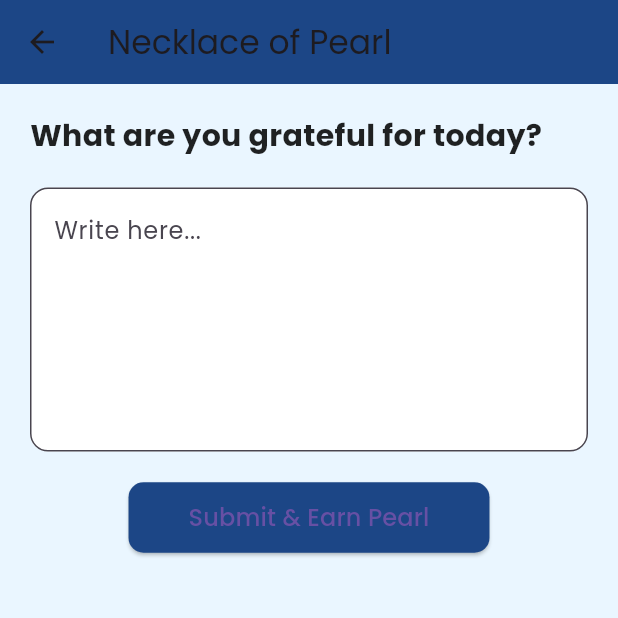
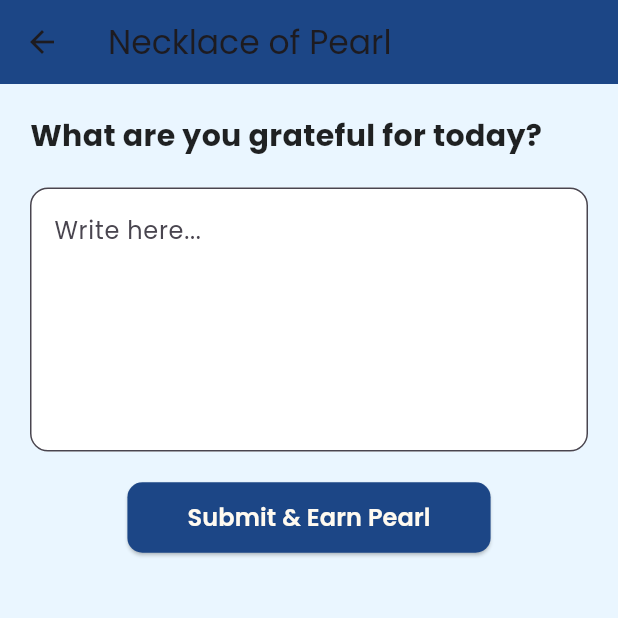
Before and after one commit to Renukakadam/Pearlify, a Flutter app: the NecklaceOfPearlScreen screen opened directly, after a tap on "Submit & Earn Pearl", on a phone screen of 412 x 824 dp, the top half of it. Run offline on Flutter 3.47's test engine with Material 3 defaults, Android fonts, the phone set to English and light mode, and no system bars; our stand-ins replace audioplayers, cloud_firestore, confetti, firebase_auth, firebase_core, fl_chart and 2 more; accounts and stored records are empty.

Commit message:
Update necklace_of_pearl.dart

```diff
--- a/lib/necklace_of_pearl.dart
+++ b/lib/necklace_of_pearl.dart
@@ -1,6 +1,8 @@
 import 'package:flutter/material.dart';
 import 'package:cloud_firestore/cloud_firestore.dart';
 import 'package:firebase_auth/firebase_auth.dart';
+import 'package:confetti/confetti.dart';
+import 'dart:math';
 
 class NecklaceOfPearlScreen extends StatefulWidget {
   @override
@@ -8,9 +10,18 @@ class NecklaceOfPearlScreen extends StatefulWidget {
 }
 
 class _NecklaceOfPearlScreenState extends State<NecklaceOfPearlScreen> {
-
   final TextEditingController _controller = TextEditingController();
   bool isSubmitting = false;
+
+  final ConfettiController _confettiController =
+  ConfettiController(duration: const Duration(seconds: 3));
+
+  @override
+  void dispose() {
+    _controller.dispose();
+    _confettiController.dispose();
+    super.dispose();
+  }
 
   Future<void> submitGratitude() async {
     final user = FirebaseAuth.instance.currentUser;
@@ -27,25 +38,46 @@ class _NecklaceOfPearlScreenState extends State<NecklaceOfPearlScreen> {
         'timestamp': Timestamp.now(),
       });
 
-      // Increment pearl count
+      // Get current pearl and necklace count
+      final snapshot = await userDoc.get();
+      int currentPearlCount = snapshot.data()?['pearlCount'] ?? 0;
+      int currentNecklaceCount = snapshot.data()?['necklaceCount'] ?? 0;
+
+      int newPearlCount = currentPearlCount + 1;
+      int newNecklaceCount = currentNecklaceCount;
+
+      bool completedNecklace = false;
+
+      if (newPearlCount % 10 == 0) {
+        newNecklaceCount += 1;
+        completedNecklace = true;
+      }
+
       await userDoc.set({
-        'pearlCount': FieldValue.increment(1),
+        'pearlCount': newPearlCount,
+        'necklaceCount': newNecklaceCount,
       }, SetOptions(merge: true));
 
       _controller.clear();
 
-      // Get updated pearl count
-      final snapshot = await userDoc.get();
-      final pearlCount = snapshot.data()?['pearlCount'] ?? 1;
-      final pearlImagePath = 'assets/necklace/pearl_${pearlCount.clamp(1, 10)}.png';
+      // Get image and celebration data
+      final pearlImagePath = completedNecklace
+          ? 'assets/necklace/pearl_11.png'
+          : 'assets/necklace/pearl_${(newPearlCount % 10 == 0 ? 10 : newPearlCount % 10)}.png';
+
+      if (completedNecklace) {
+        _confettiController.play();
+      }
 
       showDialog(
         context: context,
-        builder: (context) => Dialog(
+        builder: (context) => Stack(
+          children: [
+            Dialog(
               backgroundColor: Colors.transparent,
               child: Container(
                 decoration: BoxDecoration(
-              color: Color(0xff142b47), // soft blue bg
+                  color: Color(0xff142b47),
                   borderRadius: BorderRadius.circular(30),
                   boxShadow: [
                     BoxShadow(
@@ -60,7 +92,9 @@ class _NecklaceOfPearlScreenState extends State<NecklaceOfPearlScreen> {
                   mainAxisSize: MainAxisSize.min,
                   children: [
                     Text(
-                  "✨ You earned a pearl!",
+                      completedNecklace
+                          ? "🌟 You completed your necklace!"
+                          : "✨ You earned a pearl!",
                       style: TextStyle(
                         fontSize: 24,
                         fontWeight: FontWeight.bold,
@@ -78,7 +112,9 @@ class _NecklaceOfPearlScreenState extends State<NecklaceOfPearlScreen> {
                     ),
                     SizedBox(height: 20),
                     Text(
-                  "Your pearl necklace just got a little shinier 🐚\nKeep going, beautiful soul!",
+                      completedNecklace
+                          ? "Your necklace is complete! Let this string of gratitude remind you of your beautiful journey 💖"
+                          : "Your pearl necklace just got a little shinier 🐚\nKeep going, beautiful soul!",
                       textAlign: TextAlign.center,
                       style: TextStyle(
                         fontSize: 16,
@@ -101,11 +137,29 @@ class _NecklaceOfPearlScreenState extends State<NecklaceOfPearlScreen> {
                 ),
               ),
             ),
+            if (completedNecklace)
+              Align(
+                alignment: Alignment.topCenter,
+                child: ConfettiWidget(
+                  confettiController: _confettiController,
+                  blastDirection: pi / 2,
+                  emissionFrequency: 0.05,
+                  numberOfParticles: 30,
+                  maxBlastForce: 25,
+                  minBlastForce: 10,
+                  gravity: 0.2,
+                  shouldLoop: false,
+                  colors: const [
+                    Colors.pinkAccent,
+                    Colors.lightBlue,
+                    Colors.yellow,
+                    Colors.white
+                  ],
+                ),
+              ),
+          ],
+        ),
       );
-
-
-
-
     } catch (e) {
       print("Error submitting gratitude: $e");
     } finally {
@@ -128,7 +182,8 @@ class _NecklaceOfPearlScreenState extends State<NecklaceOfPearlScreen> {
           children: [
             Text(
               "What are you grateful for today?",
-              style: TextStyle(fontSize: 20, fontWeight: FontWeight.bold, color: Colors.black87),
+              style: TextStyle(
+                  fontSize: 20, fontWeight: FontWeight.bold, color: Colors.black87),
             ),
             SizedBox(height: 20),
             TextField(
@@ -152,7 +207,14 @@ class _NecklaceOfPearlScreenState extends State<NecklaceOfPearlScreen> {
                 onPressed: isSubmitting ? null : submitGratitude,
                 child: isSubmitting
                     ? CircularProgressIndicator(color: Colors.white)
-                    : Text("Submit & Earn Pearl", style: TextStyle(fontSize: 16)),
+                    : Text(
+                  "Submit & Earn Pearl",
+                  style: TextStyle(
+                    fontSize: 16,
+                    color: Color(0xFFFFFAF0), // Light creamy white
+                    fontWeight: FontWeight.w600, // Optional: makes it a bit bolder
+                  ),
+                ),
               ),
             )
           ],
```
Lines whose indentation alone changed are shown as unchanged.
